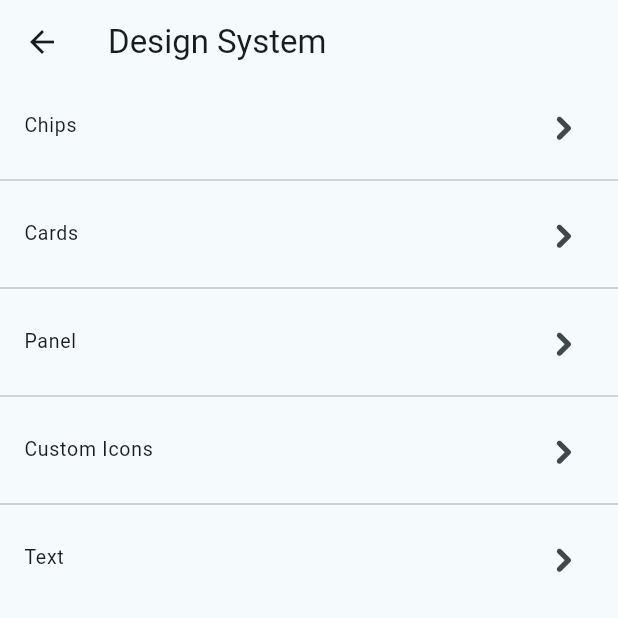
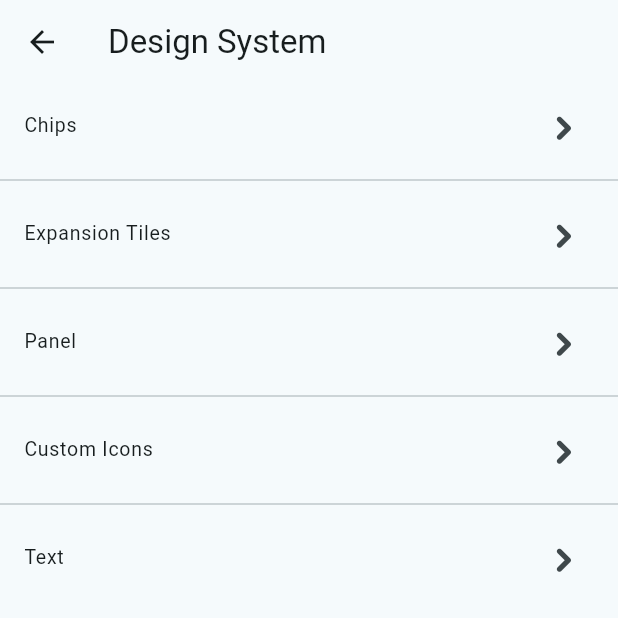
Before and after one commit to freitzzz/future-home-coding-challenge, a Flutter app: the DesignSystemView screen opened by its route, on a phone screen of 412 x 824 dp, the top half of it. Run offline on Flutter 3.47's test engine with Material 2 defaults, Android fonts, the light colour scheme and no system bars.

Commit message:
rename cards -> expansion tiles expansion tile sort of done

```diff
--- a/example/lib/main.dart
+++ b/example/lib/main.dart
@@ -16,7 +16,7 @@ class ExampleApp extends StatelessWidget {
     return MaterialApp(
       title: 'Future Home',
       theme: fhdsLightTheme,
-      darkTheme: fhdsDarkTheme,
+      darkTheme: fhdsLightTheme,
       onGenerateInitialRoutes: onGenerateInitialRoutes(),
       onGenerateRoute: onGenerateRoute(),
       initialRoute: initialRoute,
--- a/example/lib/routing/navigation.dart
+++ b/example/lib/routing/navigation.dart
@@ -11,8 +11,8 @@ Future<void> navigateToDesignFile(final BuildContext context) {
   return Navigator.of(context).pushNamed(designFileRoute);
 }
 
-Future<void> navigateToDesignSystemCards(final BuildContext context) {
-  return Navigator.of(context).pushNamed(designSystemCardsRoute);
+Future<void> navigateToDesignSystemExpansionTiles(final BuildContext context) {
+  return Navigator.of(context).pushNamed(designSystemExpansionTilesRoute);
 }
 
 Future<void> navigateToDesignSystemChips(final BuildContext context) {
--- a/example/lib/routing/routes.dart
+++ b/example/lib/routing/routes.dart
@@ -4,7 +4,7 @@ import 'package:flutter/material.dart';
 const homeRoute = 'home';
 const designFileRoute = 'design-file';
 const designSystemRoute = 'design-system';
-const designSystemCardsRoute = 'design-system/cards';
+const designSystemExpansionTilesRoute = 'design-system/expansion-tiles';
 const designSystemChipsRoute = 'design-system/chips';
 const designSystemIconsRoute = 'design-system/icons';
 const designSystemPanelsRoute = 'design-system/panels';
@@ -48,14 +48,14 @@ class DesignSystemRoute extends MaterialPageRoute {
         );
 }
 
-class DesignSystemCardsRoute extends MaterialPageRoute {
-  DesignSystemCardsRoute()
+class DesignSystemExpansionTilesRoute extends MaterialPageRoute {
+  DesignSystemExpansionTilesRoute()
       : super(
           builder: (context) {
-            return const DesignSystemCardsView();
+            return const DesignSystemExpansionTilesView();
           },
           settings: const RouteSettings(
-            name: designSystemCardsRoute,
+            name: designSystemExpansionTilesRoute,
           ),
         );
 }
@@ -119,8 +119,8 @@ RouteFactory onGenerateRoute() {
         return DesignFileRoute();
       case designSystemRoute:
         return DesignSystemRoute();
-      case designSystemCardsRoute:
-        return DesignSystemCardsRoute();
+      case designSystemExpansionTilesRoute:
+        return DesignSystemExpansionTilesRoute();
       case designSystemChipsRoute:
         return DesignSystemChipsRoute();
       case designSystemIconsRoute:
--- a/example/lib/views/design_system/design_system.dart
+++ b/example/lib/views/design_system/design_system.dart
@@ -1,4 +1,4 @@
-export 'design_system_cards_view.dart';
+export 'design_system_expansion_tiles_view.dart';
 export 'design_system_chips_view.dart';
 export 'design_system_icons_view.dart';
 export 'design_system_panels_view.dart';
--- a/example/lib/views/design_system/design_system_view.dart
+++ b/example/lib/views/design_system/design_system_view.dart
@@ -4,7 +4,7 @@ import 'package:flutter/material.dart';
 
 const _showcaseWidgets = <String, NavigatorCallback>{
   'Chips': navigateToDesignSystemChips,
-  'Cards': navigateToDesignSystemCards,
+  'Expansion Tiles': navigateToDesignSystemExpansionTiles,
   'Panel': navigateToDesignSystemPanels,
   'Custom Icons': navigateToDesignSystemIcons,
   'Text': navigateToDesignSystemText,
--- a/lib/src/dimensions.dart
+++ b/lib/src/dimensions.dart
@@ -1,6 +1,12 @@
 const kIconSizeOnChip = 10.0;
 const kIconSize = 15.0;
 const kSpacingBetweenTextAndIcon = 5.0;
+const kSpacingBetweenExpansionTileTitleText = 56.0;
+const kSpacingBetweenExpansionTileContentText = 56.0;
+const kSpacingBetweenExpansionTileActions = 10.0;
+const kSpacingBetweenExpansionTileContentAndActions = 10.0;
 const kChipHeight = 24.0;
 const kTextSizeOnChip = 11.0;
+const kTextSizeOnExpansionTile = 11.0;
 const kTextSize = 13.0;
+const kExpansionIconSize = 30.0;
--- a/lib/src/fhds.dart
+++ b/lib/src/fhds.dart
@@ -1,7 +1,7 @@
-export 'card.dart';
 export 'chip.dart';
 export 'dimensions.dart';
 export 'icons.dart';
 export 'panel.dart';
 export 'text.dart';
 export 'theme.dart';
+export 'tile.dart';
--- a/lib/src/text.dart
+++ b/lib/src/text.dart
@@ -6,6 +6,8 @@ class FHDSText extends StatelessWidget {
   final String text;
 
   final TextStyle? textStyle;
+
+  final TextAlign? textAlign;
 
   final FHDSIcons? prefixIcon;
 
@@ -17,6 +19,7 @@ class FHDSText extends StatelessWidget {
     this.text, {
     super.key,
     this.textStyle,
+    this.textAlign,
     this.prefixIcon,
     this.suffixIcon,
     this.iconSize,
@@ -25,11 +28,13 @@ class FHDSText extends StatelessWidget {
   FHDSText.onChip(
     final String text, {
     Key? key,
+    TextAlign? textAlign,
     FHDSIcons? prefixIcon,
     FHDSIcons? suffixIcon,
     Color? color,
   }) : this(
           text,
+          textAlign: textAlign,
           key: key,
           iconSize: kIconSizeOnChip,
           prefixIcon: prefixIcon,
@@ -44,8 +49,10 @@ class FHDSText extends StatelessWidget {
   const FHDSText.onWarning(
     final String text, {
     Key? key,
+    final TextAlign? textAlign,
   }) : this(
           text,
+          textAlign: textAlign,
           key: key,
           iconSize: kIconSize,
           prefixIcon: FHDSIcons.exclamation,
@@ -58,15 +65,31 @@ class FHDSText extends StatelessWidget {
 
   const FHDSText.onPanel(
     final String text, {
+    Key? key,
+    final TextAlign? textAlign,
     final FHDSIcons? prefixIcon,
-    Key? key,
   }) : this(
           text,
+          textAlign: textAlign,
           key: key,
           iconSize: kIconSize,
           textStyle: const TextStyle(
             fontSize: kTextSize,
             fontWeight: FontWeight.w600,
+          ),
+        );
+
+  const FHDSText.onExpansionTile(
+    final String text, {
+    Key? key,
+    final TextAlign? textAlign,
+  }) : this(
+          text,
+          textAlign: textAlign,
+          key: key,
+          textStyle: const TextStyle(
+            fontSize: kTextSizeOnExpansionTile,
+            fontWeight: FontWeight.bold,
           ),
         );
 
@@ -114,6 +137,7 @@ class FHDSText extends StatelessWidget {
             ),
         ],
       ),
+      textAlign: textAlign,
       style: appliedTextStyle,
     );
   }
--- a/lib/src/theme.dart
+++ b/lib/src/theme.dart
@@ -43,6 +43,15 @@ final fhdsLightTheme = ThemeData(
     labelPadding: EdgeInsets.zero,
     padding: EdgeInsets.fromLTRB(10.0, 4.0, 10.0, 5.0),
   ),
+  expansionTileTheme: const ExpansionTileThemeData(
+    tilePadding: EdgeInsets.symmetric(
+      horizontal: 10.0,
+    ),
+    childrenPadding: EdgeInsets.symmetric(
+      horizontal: 10.0,
+      vertical: 10.0,
+    ),
+  ),
 );
 
 final fhdsDarkTheme = ThemeData(
@@ -64,4 +73,13 @@ final fhdsDarkTheme = ThemeData(
     labelPadding: EdgeInsets.zero,
     padding: EdgeInsets.fromLTRB(10.0, 4.0, 10.0, 5.0),
   ),
+  expansionTileTheme: const ExpansionTileThemeData(
+    tilePadding: EdgeInsets.symmetric(
+      horizontal: 10.0,
+    ),
+    childrenPadding: EdgeInsets.symmetric(
+      horizontal: 10.0,
+      vertical: 10.0,
+    ),
+  ),
 );
```
Also changed, not shown: example/lib/views/design_system/design_system_cards_view.dart (deleted, +0 -17 lines), example/lib/views/design_system/design_system_expansion_tiles_view.dart (added, +98 -0 lines), lib/src/tile.dart (added, +122 -0 lines), lib/src/card.dart (deleted), 1 other file.
